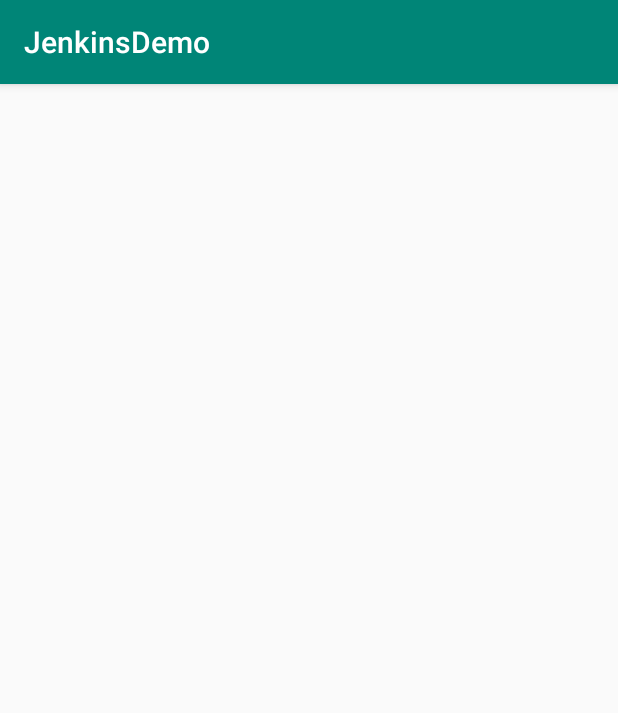
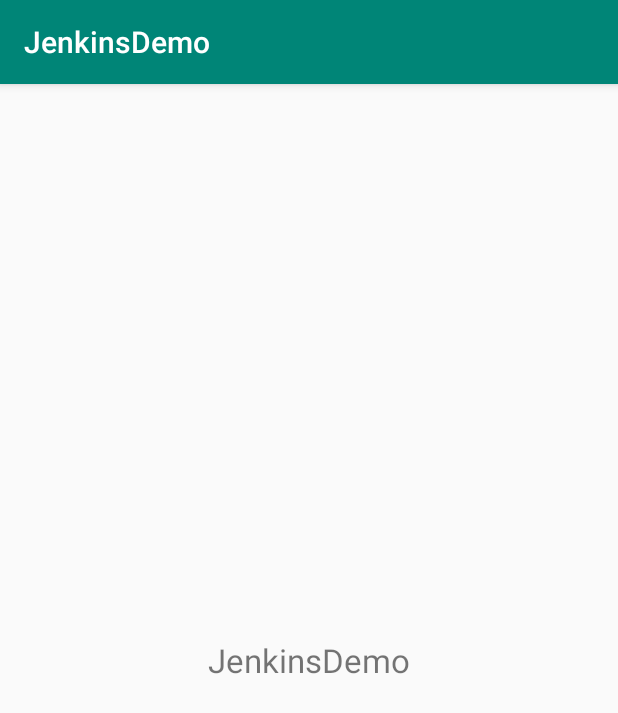
Before and after one commit to nabeelrangari/JenkinsDemo, an Android app: the screen it shows after launch (MainActivity), on a phone screen of 412 x 824 dp. Shown: the top 713 px of the screen. Run offline under Robolectric (Android 15) with nearby library versions, the phone set to English and light mode, and no system bars.

Commit message:
TextView Added

```diff
--- a/app/src/main/res/layout/activity_main.xml
+++ b/app/src/main/res/layout/activity_main.xml
@@ -1,9 +1,18 @@
 <?xml version="1.0" encoding="utf-8"?>
 <android.support.constraint.ConstraintLayout xmlns:android="http://schemas.android.com/apk/res/android"
-    xmlns:app="http://schemas.android.com/apk/res-auto"
-    xmlns:tools="http://schemas.android.com/tools"
-    android:layout_width="match_parent"
-    android:layout_height="match_parent"
-    tools:context=".MainActivity">
+                                             xmlns:app="http://schemas.android.com/apk/res-auto"
+                                             xmlns:tools="http://schemas.android.com/tools"
+                                             android:layout_width="match_parent"
+                                             android:layout_height="match_parent"
+                                             tools:context=".MainActivity">
+
+    <TextView android:layout_width="wrap_content" android:layout_height="wrap_content"
+              android:text="@string/app_name"
+              android:layout_marginTop="8dp"
+              android:textSize="22sp"
+              app:layout_constraintTop_toTopOf="parent" app:layout_constraintEnd_toEndOf="parent"
+              android:layout_marginEnd="8dp" app:layout_constraintStart_toStartOf="parent"
+              android:layout_marginStart="8dp" android:layout_marginBottom="8dp"
+              app:layout_constraintBottom_toBottomOf="parent"/>
 
 </android.support.constraint.ConstraintLayout>
```
